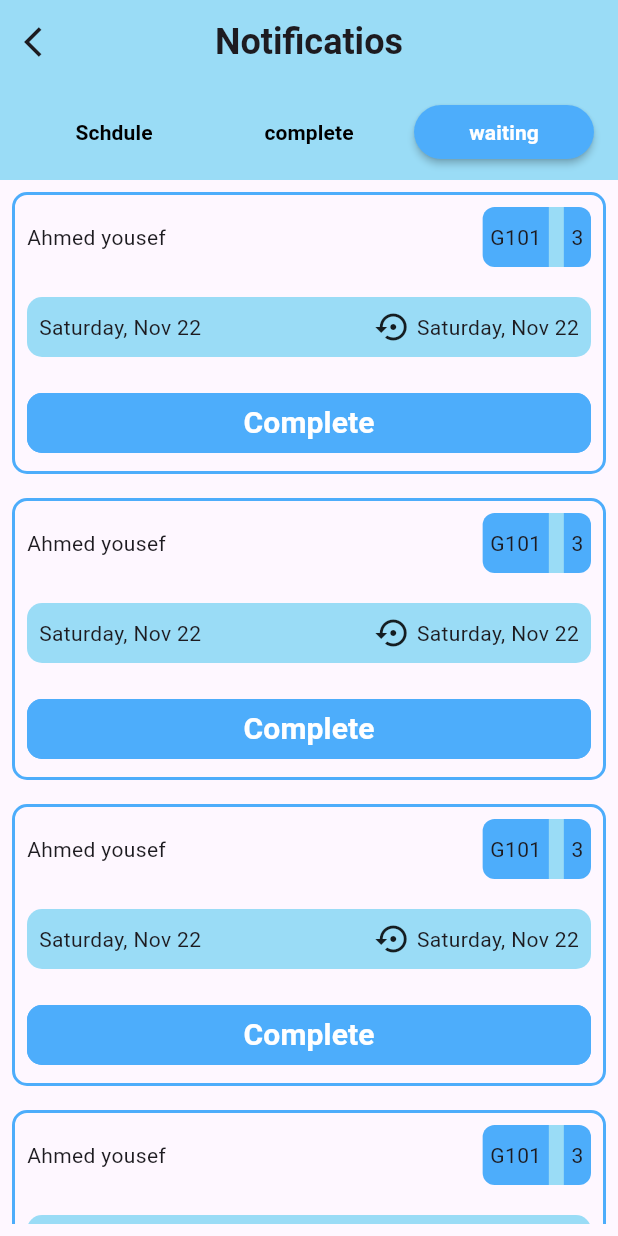
After one commit to MohamedkamalSoudi/Smart-Care, a Flutter app: the NotificationView screen opened directly, after a tap on "complete", after a tap on "waiting", on a phone screen of 412 x 824 dp. The commit adds this screen. Run offline on Flutter 3.47's test engine with Material 3 defaults, Android fonts, the phone set to English and light mode, and no system bars.

Commit message:
create notification feature

```diff
--- a/lib/core/utils/widgets/custom_buttom.dart
+++ b/lib/core/utils/widgets/custom_buttom.dart
@@ -1,6 +1,8 @@
 import 'package:flutter/material.dart';
 import 'package:smart_care_app/features/doctor/login/views/login_view.dart';
-import 'package:smart_care_app/features/doctor/home/presentation/views/home_view.dart';
+
+
+import '../../../features/nurse/home/presentation/view/home_view_nurse.dart';
 
 class CustomButtom extends StatelessWidget {
   const CustomButtom({super.key, required this.buttomName});
@@ -13,8 +15,10 @@ class CustomButtom extends StatelessWidget {
       child: GestureDetector(
         onTap: () {
           if (buttomName == 'Login') {
-            Navigator.pushNamed(context, HomeView.id);
-          }else{
+            Navigator.push(context, MaterialPageRoute(builder: (context) {
+              return HomeViewNurse();
+            }));
+          } else {
             Navigator.pushNamed(context, LoginView.id);
           }
         },
--- a/lib/features/doctor/home/presentation/views/widgets/home_view_appbar.dart
+++ b/lib/features/doctor/home/presentation/views/widgets/home_view_appbar.dart
@@ -1,11 +1,14 @@
 import 'package:flutter/material.dart';
 
-AppBar homeViewAppbar() {
+AppBar homeViewAppbar({bool isNurse = false, void Function()? onPressed}) {
   return AppBar(
     centerTitle: true,
     title: Text('Patients List', style: TextStyle(color: Colors.black)),
     backgroundColor: Colors.white,
     elevation: 0,
+    actions: isNurse
+        ? [IconButton(onPressed: onPressed, icon: Icon(Icons.notifications))]
+        : [],
     automaticallyImplyLeading: false,
   );
 }
--- /dev/null
+++ b/lib/features/nurse/home/presentation/view/home_view_nurse.dart
@@ -0,0 +1,24 @@
+import 'package:flutter/material.dart';
+
+import '../../../../doctor/home/presentation/views/widgets/home_view_appbar.dart';
+import '../../../../doctor/home/presentation/views/widgets/home_view_body.dart';
+import '../../../notification/presentation/view/notification_view.dart';
+
+class HomeViewNurse extends StatelessWidget {
+  const HomeViewNurse({super.key});
+  static String id = 'HomeView';
+
+  @override
+  Widget build(BuildContext context) {
+    return Scaffold(
+      appBar: homeViewAppbar(
+          isNurse: true,
+          onPressed: () {
+            Navigator.push(context, MaterialPageRoute(builder: (context) {
+              return NotificationView();
+            }));
+          }),
+      body: HomeViewBody(),
+    );
+  }
+}
--- /dev/null
+++ b/lib/features/nurse/notification/data/model/notification_model.dart
@@ -0,0 +1,11 @@
+import 'package:flutter/material.dart';
+
+class TapBarModel {
+  final String text;
+  final Widget widget;
+
+  TapBarModel({
+    required this.text,
+    required this.widget,
+  });
+}
--- /dev/null
+++ b/lib/features/nurse/notification/presentation/view/complete_view.dart
@@ -0,0 +1,12 @@
+import 'package:flutter/material.dart';
+
+import 'widgets/complete_view_body.dart';
+
+class CompleteView extends StatelessWidget {
+  const CompleteView({super.key});
+
+  @override
+  Widget build(BuildContext context) {
+    return CompleteViewBody();
+  }
+}
--- /dev/null
+++ b/lib/features/nurse/notification/presentation/view/notification_view.dart
@@ -0,0 +1,25 @@
+import 'package:flutter/material.dart';
+
+import 'widgets/notification_view_body.dart';
+
+class NotificationView extends StatelessWidget {
+  const NotificationView({super.key});
+
+  @override
+  Widget build(BuildContext context) {
+    return Scaffold(
+      appBar: AppBar(
+        backgroundColor: Color(0xff9ADCF6),
+        leading: Icon(
+          Icons.arrow_back_ios,
+        ),
+        title: Text(
+          'Notificatios',
+          style: TextStyle(fontSize: 24, fontWeight: FontWeight.bold),
+        ),
+        centerTitle: true,
+      ),
+      body: NotificationViewBody(),
+    );
+  }
+}
--- /dev/null
+++ b/lib/features/nurse/notification/presentation/view/schdule_view.dart
@@ -0,0 +1,12 @@
+import 'package:flutter/material.dart';
+
+import 'widgets/schdule_view_body.dart';
+
+class SchduleView extends StatelessWidget {
+  const SchduleView({super.key});
+
+  @override
+  Widget build(BuildContext context) {
+    return SchduleViewBody();
+  }
+}
--- /dev/null
+++ b/lib/features/nurse/notification/presentation/view/waiting_view.dart
@@ -0,0 +1,12 @@
+import 'package:flutter/material.dart';
+
+import 'widgets/waiting_view_body.dart';
+
+class WaitingView extends StatelessWidget {
+  const WaitingView({super.key});
+
+  @override
+  Widget build(BuildContext context) {
+    return WaitingViewBody();
+  }
+}
--- /dev/null
+++ b/lib/features/nurse/notification/presentation/view/widgets/complete_view_body.dart
@@ -0,0 +1,18 @@
+import 'package:flutter/material.dart';
+import 'custom_complete_card.dart';
+
+class CompleteViewBody extends StatelessWidget {
+  const CompleteViewBody({super.key});
+
+  @override
+  Widget build(BuildContext context) {
+    return Padding(
+      padding: const EdgeInsets.all(8.0),
+      child: ListView.builder(
+          itemCount: 5,
+          itemBuilder: (context, index) {
+            return CustomCompleteCard();
+          }),
+    );
+  }
+}
--- /dev/null
+++ b/lib/features/nurse/notification/presentation/view/widgets/custom_card.dart
@@ -0,0 +1,56 @@
+import 'package:flutter/material.dart';
+
+import 'custom_notification_button.dart';
+import 'room_number_and_bed_number.dart';
+import 'time_container.dart';
+
+class CustomCard extends StatelessWidget {
+  const CustomCard({super.key});
+
+  @override
+  Widget build(BuildContext context) {
+    return Container(
+      padding: EdgeInsets.all(8),
+      margin: EdgeInsets.only(bottom: 16),
+      decoration: BoxDecoration(
+          borderRadius: BorderRadius.circular(10),
+          color: Colors.transparent,
+          border: Border.all(width: 2, color: Color(0xff4DADFB))),
+      child: Column(
+        children: [
+          Row(
+            mainAxisAlignment: MainAxisAlignment.spaceBetween,
+            children: [
+              Text('Ahmed yousef'),
+              RoomNumberAndBedNumber(),
+            ],
+          ),
+          SizedBox(
+            height: 20,
+          ),
+          TimeContainer(),
+          SizedBox(
+            height: 20,
+          ),
+          Row(
+            children: [
+              Expanded(
+                  child: CustomNotificationButton(
+                text: 'Waiting',
+                isColored: false,
+              )),
+              SizedBox(
+                width: 20,
+              ),
+              Expanded(
+                  child: CustomNotificationButton(
+                text: 'Completed',
+                isColored: true,
+              )),
+            ],
+          )
+        ],
+      ),
+    );
+  }
+}
--- /dev/null
+++ b/lib/features/nurse/notification/presentation/view/widgets/custom_complete_card.dart
@@ -0,0 +1,39 @@
+import 'package:flutter/material.dart';
+
+import 'room_number_and_bed_number.dart';
+import 'time_container.dart';
+
+class CustomCompleteCard extends StatelessWidget {
+  const CustomCompleteCard({super.key});
+
+  @override
+  Widget build(BuildContext context) {
+    return Container(
+      padding: EdgeInsets.all(8),
+      margin: EdgeInsets.only(bottom: 16),
+      decoration: BoxDecoration(
+          borderRadius: BorderRadius.circular(10),
+          color: Colors.transparent,
+          border: Border.all(width: 2, color: Color(0xff4DADFB))),
+      child: Column(
+        children: [
+          Row(
+            mainAxisAlignment: MainAxisAlignment.spaceBetween,
+            children: [
+              Text('Ahmed yousef'),
+              RoomNumberAndBedNumber(),
+            ],
+          ),
+          SizedBox(
+            height: 20,
+          ),
+          TimeContainer(),
+          SizedBox(
+            height: 20,
+          ),
+
+        ],
+      ),
+    );
+  }
+}
--- /dev/null
+++ b/lib/features/nurse/notification/presentation/view/widgets/custom_notification_button.dart
@@ -0,0 +1,33 @@
+import 'package:flutter/material.dart';
+
+class CustomNotificationButton extends StatelessWidget {
+  const CustomNotificationButton({
+    super.key,
+    required this.text,
+    required this.isColored,
+  });
+  final String text;
+  final bool isColored;
+  @override
+  Widget build(BuildContext context) {
+    return ElevatedButton(
+        style: ElevatedButton.styleFrom(
+            elevation: 0,
+            backgroundColor: isColored ? Color(0xff4DADFB) : Colors.transparent,
+            side: BorderSide(
+                width: 2,
+                color: isColored
+                    ? Color(0xff4DADFB)
+                    : Color(0xffD9D9D9).withOpacity(0.8)),
+            shape: RoundedRectangleBorder(
+                borderRadius: BorderRadius.circular(10))),
+        onPressed: () {},
+        child: Text(
+          text,
+          style: TextStyle(
+              color: isColored ? Colors.white : Color(0xff4DADFB),
+              fontWeight: FontWeight.bold,
+              fontSize: 20),
+        ));
+  }
+}
--- /dev/null
+++ b/lib/features/nurse/notification/presentation/view/widgets/custom_tap_bar_button.dart
@@ -0,0 +1,30 @@
+import 'package:flutter/material.dart';
+
+class CustomTapBarButton extends StatelessWidget {
+  const CustomTapBarButton({
+    super.key,
+    required this.text,
+    this.isSelected = false,
+    required this.onPressed,
+  });
+  final String text;
+  final bool isSelected;
+  final void Function() onPressed;
+  @override
+  Widget build(BuildContext context) {
+    return MaterialButton(
+      elevation: isSelected ? null : 0,
+      color: isSelected ? Color(0xff4DADFB) : Color(0xff9ADCF6),
+      shape: RoundedRectangleBorder(
+        borderRadius: BorderRadius.circular(20),
+      ),
+      onPressed: onPressed,
+      child: Text(
+        text,
+        style: TextStyle(
+            color: isSelected ? Colors.white : Colors.black,
+            fontWeight: FontWeight.bold),
+      ),
+    );
+  }
+}
--- /dev/null
+++ b/lib/features/nurse/notification/presentation/view/widgets/custom_waiting_card.dart
@@ -0,0 +1,48 @@
+import 'package:flutter/material.dart';
+
+import 'custom_notification_button.dart';
+import 'room_number_and_bed_number.dart';
+import 'time_container.dart';
+
+class CustomWaitingCard extends StatelessWidget {
+  const CustomWaitingCard({super.key});
+
+  @override
+  Widget build(BuildContext context) {
+    return Container(
+      padding: EdgeInsets.all(8),
+      margin: EdgeInsets.only(bottom: 16),
+      decoration: BoxDecoration(
+          borderRadius: BorderRadius.circular(10),
+          color: Colors.transparent,
+          border: Border.all(width: 2, color: Color(0xff4DADFB))),
+      child: Column(
+        children: [
+          Row(
+            mainAxisAlignment: MainAxisAlignment.spaceBetween,
+            children: [
+              Text('Ahmed yousef'),
+              RoomNumberAndBedNumber(),
+            ],
+          ),
+          SizedBox(
+            height: 20,
+          ),
+          TimeContainer(),
+          SizedBox(
+            height: 20,
+          ),
+          Row(
+            children: [
+              Expanded(
+                  child: CustomNotificationButton(
+                text: 'Complete',
+                isColored: true,
+              )),
+            ],
+          )
+        ],
+      ),
+    );
+  }
+}
--- /dev/null
+++ b/lib/features/nurse/notification/presentation/view/widgets/notification_view_body.dart
@@ -0,0 +1,51 @@
+import 'package:flutter/material.dart';
+
+import '../../../data/model/notification_model.dart';
+import '../complete_view.dart';
+import '../schdule_view.dart';
+import '../waiting_view.dart';
+import 'custom_tap_bar_button.dart';
+
+class NotificationViewBody extends StatefulWidget {
+  const NotificationViewBody({super.key});
+
+  @override
+  State<NotificationViewBody> createState() => _NotificationViewBodyState();
+}
+
+int selectedItem = 0;
+List<TapBarModel> tapBar = [
+  TapBarModel(text: 'Schdule', widget: SchduleView()),
+  TapBarModel(text: 'complete', widget: CompleteView()),
+  TapBarModel(text: 'waiting', widget: WaitingView()),
+];
+
+class _NotificationViewBodyState extends State<NotificationViewBody> {
+  @override
+  Widget build(BuildContext context) {
+    return Column(
+      children: [
+        Container(
+          color: Color(0xff9ADCF6),
+          padding: EdgeInsets.symmetric(horizontal: 16, vertical: 8),
+          child: Row(
+            spacing: 10,
+            children: List.generate(tapBar.length, (index) {
+              return Expanded(
+                child: CustomTapBarButton(
+                  text: tapBar[index].text,
+                  isSelected: index == selectedItem,
+                  onPressed: () {
+                    selectedItem = index;
+                    setState(() {});
+                  },
+                ),
+              );
+            }),
+          ),
+        ),
+        Expanded(child: tapBar[selectedItem].widget),
+      ],
+    );
+  }
+}
--- /dev/null
+++ b/lib/features/nurse/notification/presentation/view/widgets/room_number_and_bed_number.dart
@@ -0,0 +1,30 @@
+import 'package:flutter/material.dart';
+
+class RoomNumberAndBedNumber extends StatelessWidget {
+  const RoomNumberAndBedNumber({
+    super.key,
+  });
+
+  @override
+  Widget build(BuildContext context) {
+    return Container(
+      height: 40,
+      padding: EdgeInsets.symmetric(horizontal: 5),
+      decoration: BoxDecoration(
+          borderRadius: BorderRadius.circular(8),
+          color: Color(0xff4DADFB)),
+      child: Row(
+        spacing: 5,
+        children: [
+          Text('G101'),
+          Container(
+            height: 40,
+            width: 10,
+            color: Color(0xff9ADCF6),
+          ),
+          Text('3'),
+        ],
+      ),
+    );
+  }
+}
--- /dev/null
+++ b/lib/features/nurse/notification/presentation/view/widgets/schdule_view_body.dart
@@ -0,0 +1,19 @@
+import 'package:flutter/material.dart';
+
+import 'custom_card.dart';
+
+class SchduleViewBody extends StatelessWidget {
+  const SchduleViewBody({super.key});
+
+  @override
+  Widget build(BuildContext context) {
+    return Padding(
+      padding: const EdgeInsets.all(8.0),
+      child: ListView.builder(
+          itemCount: 5,
+          itemBuilder: (context, index) {
+            return CustomCard();
+          }),
+    );
+  }
+}
--- /dev/null
+++ b/lib/features/nurse/notification/presentation/view/widgets/time_container.dart
@@ -0,0 +1,26 @@
+import 'package:flutter/material.dart';
+
+class TimeContainer extends StatelessWidget {
+  const TimeContainer({
+    super.key,
+  });
+
+  @override
+  Widget build(BuildContext context) {
+    return Container(
+      padding: EdgeInsets.symmetric(horizontal: 8, vertical: 8),
+      decoration: BoxDecoration(
+        color: Color(0xff9ADCF6),
+        borderRadius: BorderRadius.circular(10),
+      ),
+      child: Row(
+        children: [
+          Text('Saturday, Nov 22'),
+          Spacer(),
+          Icon(Icons.settings_backup_restore),
+          Text(' Saturday, Nov 22'),
+        ],
+      ),
+    );
+  }
+}
--- /dev/null
+++ b/lib/features/nurse/notification/presentation/view/widgets/waiting_view_body.dart
@@ -0,0 +1,19 @@
+import 'package:flutter/material.dart';
+
+import 'custom_waiting_card.dart';
+
+class WaitingViewBody extends StatelessWidget {
+  const WaitingViewBody({super.key});
+
+  @override
+  Widget build(BuildContext context) {
+    return Padding(
+      padding: const EdgeInsets.all(8.0),
+      child: ListView.builder(
+          itemCount: 5,
+          itemBuilder: (context, index) {
+            return CustomWaitingCard();
+          }),
+    );
+  }
+}
```
Also changed, not shown: pubspec.lock, 125 other files.
